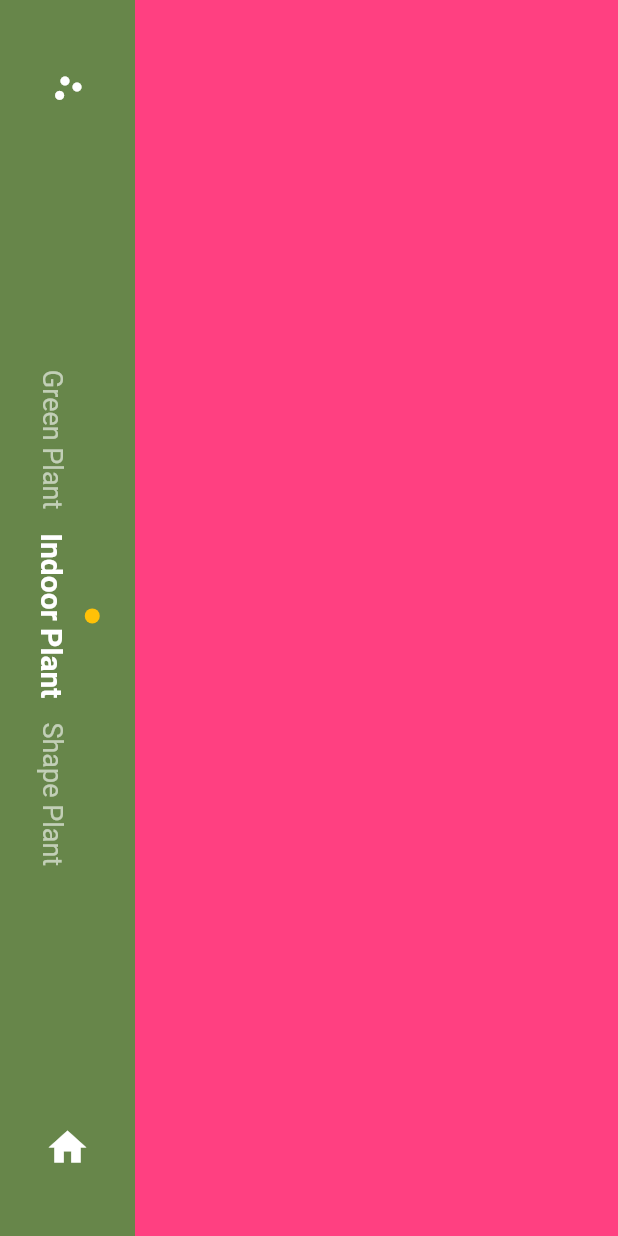
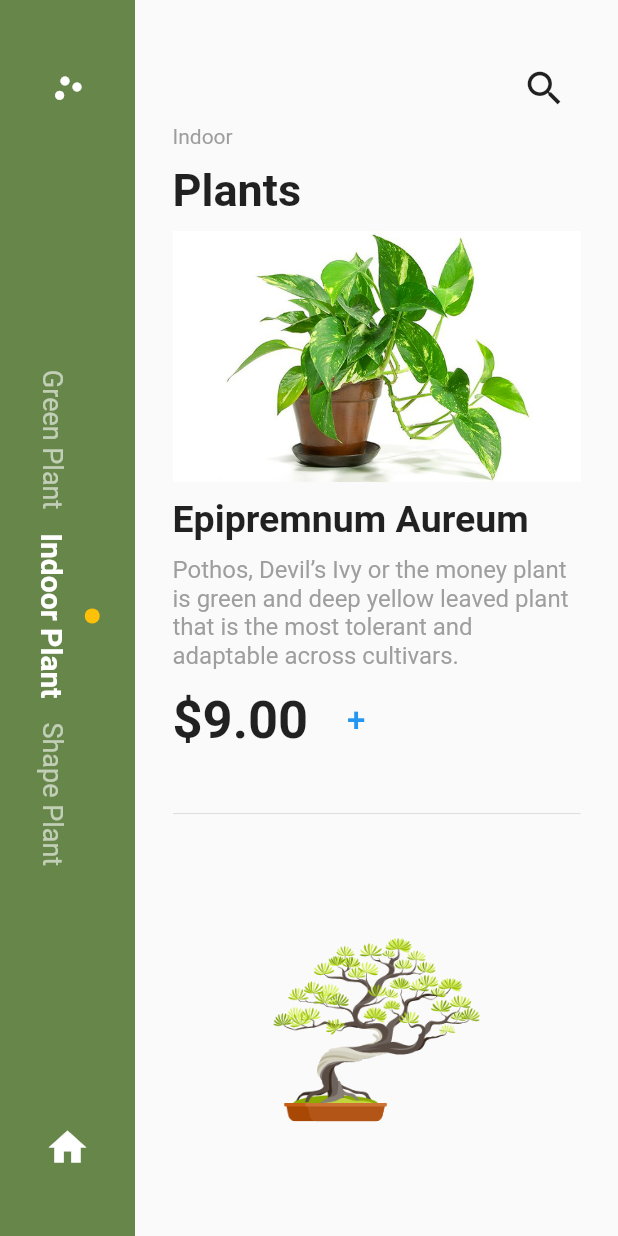
Before and after one commit to Abhi-187/Plant_App, a Flutter app: the screen it shows after launch, after a tap on "Indoor Plant", on a phone screen of 412 x 824 dp. Run offline on Flutter 3.47's test engine with Material 2 defaults, Android fonts, the phone set to English and light mode, and no system bars.

Commit message:
another two pages

```diff
--- /dev/null
+++ b/lib/plant_indoor.dart
@@ -0,0 +1,39 @@
+class PlantIndoor {
+  final String title;
+  final String discription;
+  final String price;
+  final String height;
+  final String image;
+  final String temprature;
+  final String port;
+
+  PlantIndoor({
+    required this.title,
+    required this.discription,
+    required this.price,
+    required this.height,
+    required this.image,
+    required this.temprature,
+    required this.port,
+  });
+}
+
+List<PlantIndoor> plantsindoor = [
+  PlantIndoor(
+      title: "Epipremnum Aureum",
+      discription:
+          "Pothos, Devil’s Ivy or the money plant is green and deep yellow leaved plant that is the most tolerant and adaptable across cultivars.",
+      height: "40.0 cm to 50cm",
+      temprature: "18c to 25c",
+      image: 'assets/indoorplantone.png',
+      port: "Self Growing pot",
+      price: "9.00"),
+  PlantIndoor(
+      title: "Juniper Bonsai",
+      discription: "It requires regular watering, but don't overdo it",
+      height: "20.0 cm to 500cm",
+      temprature: "8c to 88c",
+      image: 'assets/indoorplanttwo.png',
+      port: "Self Growing pot",
+      price: "99.00"),
+];
--- a/lib/screens/green_plant.dart
+++ b/lib/screens/green_plant.dart
@@ -5,7 +5,8 @@ import 'package:plantapptwo/screens/details.dart';
 class GreenPlant extends StatelessWidget {
   @override
   Widget build(BuildContext context) {
-    return Container(
+    return SafeArea(
+      child: Container(
         padding: EdgeInsets.symmetric(horizontal: 25),
         child: Column(
           crossAxisAlignment: CrossAxisAlignment.start,
@@ -79,8 +80,8 @@ class GreenPlant extends StatelessWidget {
                                 ),
                                 TextButton(
                                     onPressed: () {},
-                                  child:
-                                      Text("+", style: TextStyle(fontSize: 22)))
+                                    child: Text("+",
+                                        style: TextStyle(fontSize: 22)))
                               ],
                             ),
                             SizedBox(height: 30),
@@ -93,6 +94,7 @@ class GreenPlant extends StatelessWidget {
             ))
           ],
         ),
+      ),
     );
   }
 }
--- a/lib/screens/home_page.dart
+++ b/lib/screens/home_page.dart
@@ -1,5 +1,7 @@
 import 'package:flutter/material.dart';
 import 'package:plantapptwo/screens/green_plant.dart';
+import 'package:plantapptwo/screens/indoor_plant.dart';
+import 'package:plantapptwo/screens/shape_plant.dart';
 
 class HomePage extends StatefulWidget {
   @override
@@ -9,13 +11,14 @@ class HomePage extends StatefulWidget {
 class _HomePageState extends State<HomePage> {
   List<Widget> widgets = [
     GreenPlant(),
-    Container(color: Colors.pinkAccent),
-    Container(color: Colors.limeAccent),
+    IndoorPlant(),
+    ShapePlant(),
   ];
   int currentIndex = 0;
   @override
   Widget build(BuildContext context) {
-    return Scaffold(
+    return SafeArea(
+      child: Scaffold(
           body: Row(
               mainAxisAlignment: MainAxisAlignment.center,
               crossAxisAlignment: CrossAxisAlignment.center,
@@ -47,7 +50,8 @@ class _HomePageState extends State<HomePage> {
                             color: Colors.white,
                             size: 30,
                           ),
-                          onPressed: () {}),
+                          onPressed: () => setState(() => currentIndex = 0),
+                        ),
                       )
                     ],
                   )),
@@ -60,7 +64,8 @@ class _HomePageState extends State<HomePage> {
                 ],
               ),
             )),
-        ]));
+          ])),
+    );
   }
 
   TextButton buildMenuItem(String title, int index) {
--- /dev/null
+++ b/lib/screens/indoor_plant.dart
@@ -0,0 +1,99 @@
+import 'package:flutter/material.dart';
+import 'package:plantapptwo/plant.dart';
+import 'package:plantapptwo/plant_indoor.dart';
+import 'package:plantapptwo/plant_shape.dart';
+import 'package:plantapptwo/screens/indoor_details.dart';
+
+class IndoorPlant extends StatelessWidget {
+  @override
+  Widget build(BuildContext context) {
+    return Container(
+      padding: EdgeInsets.symmetric(horizontal: 25),
+      child: Column(
+        crossAxisAlignment: CrossAxisAlignment.start,
+        children: [
+          SizedBox(height: 35),
+          Row(
+            mainAxisAlignment: MainAxisAlignment.end,
+            children: [
+              IconButton(
+                onPressed: () {},
+                icon: Icon(Icons.search, size: 30),
+              )
+            ],
+          ),
+          Text('Indoor', style: TextStyle(color: Colors.grey)),
+          SizedBox(height: 10),
+          Text(
+            'Plants',
+            style: TextStyle(fontSize: 30, fontWeight: FontWeight.bold),
+          ),
+          SizedBox(height: 10),
+          Expanded(
+              child: Container(
+            child: ListView.builder(
+              itemCount: plantsindoor.length,
+              itemBuilder: (_, index) {
+                return GestureDetector(
+                    onTap: () {
+                      Navigator.push(
+                          context,
+                          MaterialPageRoute(
+                            builder: (_) => IndoorDetailPage(
+                              plantindoor: plantsindoor[index],
+                            ),
+                          ));
+                    },
+                    child: Container(
+                      child: Column(
+                        crossAxisAlignment: CrossAxisAlignment.start,
+                        children: [
+                          Hero(
+                            tag: plantsindoor[index],
+                            child: Image.asset(plantsindoor[index].image),
+                          ),
+                          SizedBox(height: 10),
+                          Text(
+                            plantsindoor[index].title,
+                            style: TextStyle(
+                              fontSize: 25,
+                              fontWeight: FontWeight.bold,
+                            ),
+                          ),
+                          SizedBox(height: 10),
+                          Text(
+                            plantsindoor[index].discription,
+                            style: TextStyle(
+                              color: Colors.grey,
+                              fontSize: 16,
+                            ),
+                          ),
+                          SizedBox(height: 10),
+                          Row(
+                            children: [
+                              Text(
+                                "\$${plantsindoor[index].price}",
+                                style: TextStyle(
+                                  fontSize: 35,
+                                  fontWeight: FontWeight.bold,
+                                ),
+                              ),
+                              TextButton(
+                                  onPressed: () {},
+                                  child:
+                                      Text("+", style: TextStyle(fontSize: 22)))
+                            ],
+                          ),
+                          SizedBox(height: 30),
+                          Divider(),
+                        ],
+                      ),
+                    ));
+              },
+            ),
+          ))
+        ],
+      ),
+    );
+  }
+}
--- a/pubspec.yaml
+++ b/pubspec.yaml
@@ -61,8 +61,8 @@ flutter:
 
   # To add assets to your application, add an assets section, like this:
   assets:
-    - assets/plantone.png
-    - assets/planttwo.png
+    - assets/
+
 
   # An image asset can refer to one or more resolution-specific "variants", see
   # https://flutter.dev/assets-and-images/#resolution-aware
```
Also changed, not shown: lib/plant_shape.dart (added, +39 -0 lines), lib/screens/indoor_details.dart (added, +131 -0 lines), lib/screens/shape_details.dart (added, +129 -0 lines), lib/screens/shape_plant.dart (added, +101 -0 lines), assets/indoorplantone.png (added), assets/indoorplanttwo.png (added), assets/shapeplantone.png (added), assets/shapeplanttwo.png (added). Lines whose indentation alone changed are shown as unchanged.
